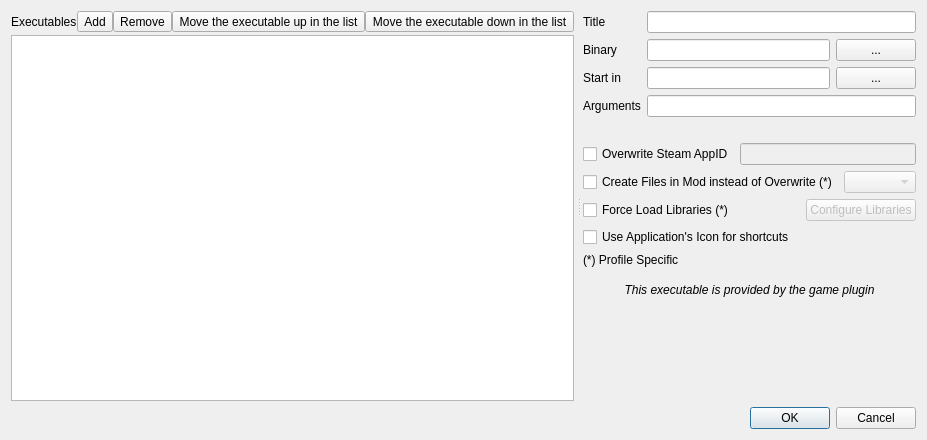
Above: modorganizer/src/editexecutablesdialog.ui from Holt59/mo2-merge before the change. Below: the same form after it.
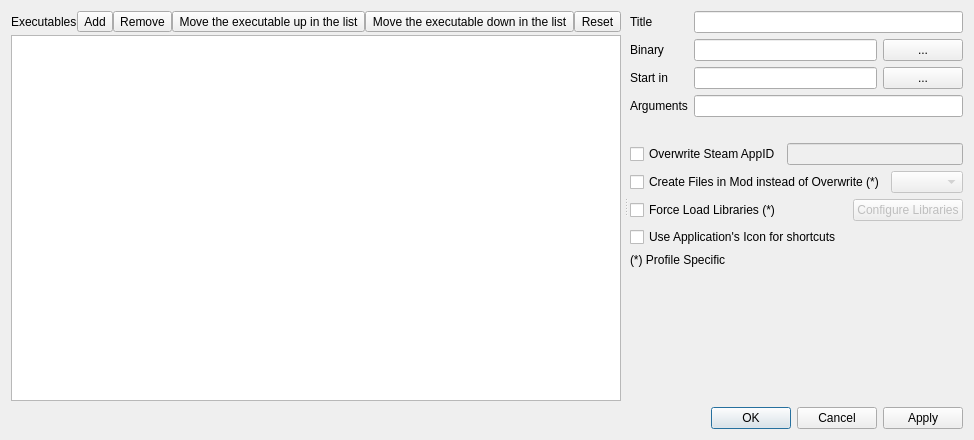
That is the form after the change. Icons and pictures are not drawn.

Commit message: [modorganizer] removed concept of custom executables, everything is modifiable added apply button to dialog added reset button that re-adds plugin executables and renames existing ones if needed moved executables files to their filter in visual studio

```diff
--- a/modorganizer/src/editexecutablesdialog.ui
+++ b/modorganizer/src/editexecutablesdialog.ui
@@ -168,6 +168,26 @@
               </property>
              </widget>
             </item>
+            <item>
+             <widget class="QToolButton" name="reset">
+              <property name="toolTip">
+               <string>Adds the executables provided by the game plugin and moves any existing executables out of the way</string>
+              </property>
+              <property name="statusTip">
+               <string>Adds the executables provided by the game plugin and moves any existing executables out of the way</string>
+              </property>
+              <property name="whatsThis">
+               <string>Adds the executables provided by the game plugin and moves any existing executables out of the way</string>
+              </property>
+              <property name="text">
+               <string>Reset</string>
+              </property>
+              <property name="icon">
+               <iconset resource="resources.qrc">
+                <normaloff>:/MO/gui/edit_clear</normaloff>:/MO/gui/edit_clear</iconset>
+              </property>
+             </widget>
+            </item>
            </layout>
           </item>
           <item>
@@ -425,21 +445,6 @@
             </layout>
            </widget>
           </item>
-          <item>
-           <widget class="QLabel" name="pluginProvidedLabel">
-            <property name="font">
-             <font>
-              <italic>true</italic>
-             </font>
-            </property>
-            <property name="text">
-             <string>This executable is provided by the game plugin</string>
-            </property>
-            <property name="alignment">
-             <set>Qt::AlignCenter</set>
-            </property>
-           </widget>
-          </item>
           <item>
            <spacer name="verticalSpacer">
             <property name="orientation">
@@ -463,7 +468,7 @@
    <item>
     <widget class="QDialogButtonBox" name="buttons">
      <property name="standardButtons">
-      <set>QDialogButtonBox::Cancel|QDialogButtonBox::Ok</set>
+      <set>QDialogButtonBox::Apply|QDialogButtonBox::Cancel|QDialogButtonBox::Ok</set>
      </property>
     </widget>
    </item>
```
The commit also changes 7 other files.
